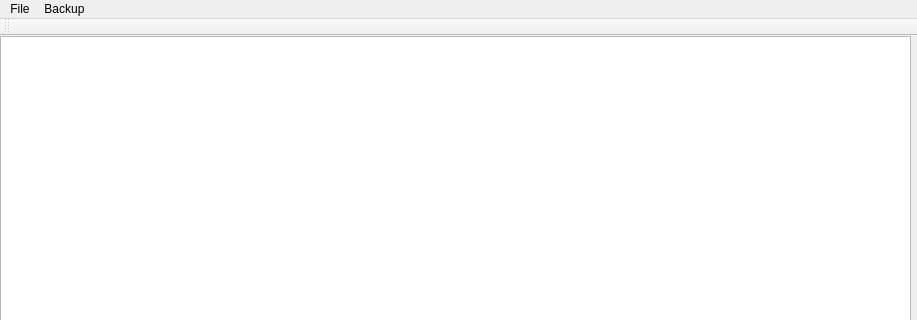
pitonyak/LinkBackADP, file linkbackupadp.ui: the form before one commit; both pictures show x 0 to 917 and y 0 to 320 of the 917 by 654 pixel window.
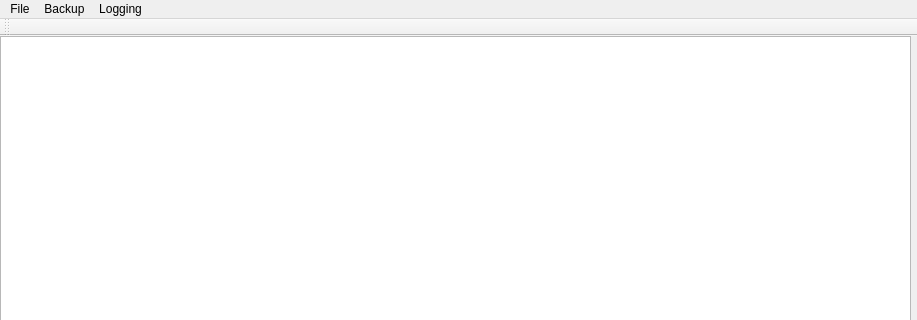
The form after the commit.

```diff
--- a/linkbackupadp.ui
+++ b/linkbackupadp.ui
@@ -61,7 +61,7 @@
      <x>0</x>
      <y>0</y>
      <width>917</width>
-     <height>29</height>
+     <height>27</height>
     </rect>
    </property>
    <widget class="QMenu" name="menuFile">
@@ -80,8 +80,15 @@
     <addaction name="actionStartBackup"/>
     <addaction name="actionCancelBackup"/>
    </widget>
+   <widget class="QMenu" name="menuLogging">
+    <property name="title">
+     <string>Logging</string>
+    </property>
+    <addaction name="actionConfigureLog"/>
+   </widget>
    <addaction name="menuFile"/>
    <addaction name="menuBackup"/>
+   <addaction name="menuLogging"/>
   </widget>
   <widget class="QToolBar" name="mainToolBar">
    <attribute name="toolBarArea">
```
Left out of the diff: 5 changed lines with no effect on the pictures.
